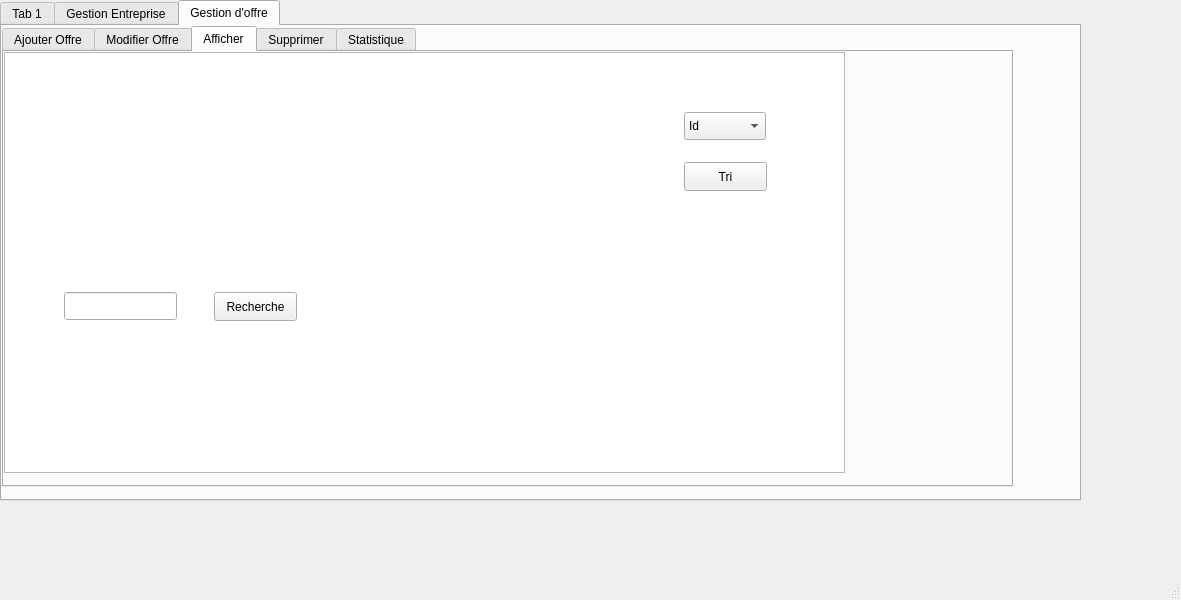
Qt form mainwindow.ui (Jizel14/ProjetCpp) before a commit.
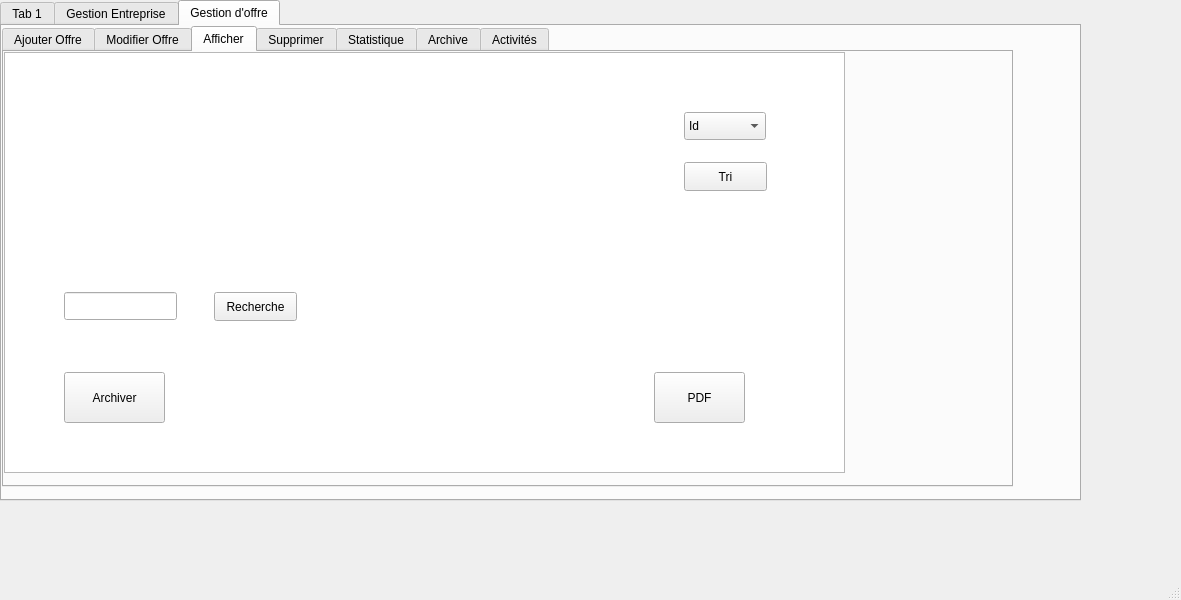
The same form after that commit. The open tabs and pages were chosen to show the change.

```diff
--- a/mainwindow.ui
+++ b/mainwindow.ui
@@ -1323,6 +1323,32 @@
          </rect>
         </property>
        </widget>
+       <widget class="QPushButton" name="pb_of_pdf">
+        <property name="geometry">
+         <rect>
+          <x>650</x>
+          <y>320</y>
+          <width>91</width>
+          <height>51</height>
+         </rect>
+        </property>
+        <property name="text">
+         <string>PDF</string>
+        </property>
+       </widget>
+       <widget class="QPushButton" name="pb_arof">
+        <property name="geometry">
+         <rect>
+          <x>60</x>
+          <y>320</y>
+          <width>101</width>
+          <height>51</height>
+         </rect>
+        </property>
+        <property name="text">
+         <string>Archiver</string>
+        </property>
+       </widget>
       </widget>
       <widget class="QWidget" name="tab_15">
        <attribute name="title">
@@ -1386,6 +1412,36 @@
         </property>
        </widget>
       </widget>
+      <widget class="QWidget" name="tab_19">
+       <attribute name="title">
+        <string>Archive</string>
+       </attribute>
+       <widget class="QTableView" name="tab_arof">
+        <property name="geometry">
+         <rect>
+          <x>0</x>
+          <y>0</y>
+          <width>1011</width>
+          <height>431</height>
+         </rect>
+        </property>
+       </widget>
+      </widget>
+      <widget class="QWidget" name="tab_20">
+       <attribute name="title">
+        <string>Activités</string>
+       </attribute>
+       <widget class="QGraphicsView" name="graph_of">
+        <property name="geometry">
+         <rect>
+          <x>0</x>
+          <y>0</y>
+          <width>1011</width>
+          <height>421</height>
+         </rect>
+        </property>
+       </widget>
+      </widget>
      </widget>
      <widget class="QLabel" name="label_pic">
       <property name="geometry">
```
Left out of the diff: 18 changed lines with no effect on the pictures.
